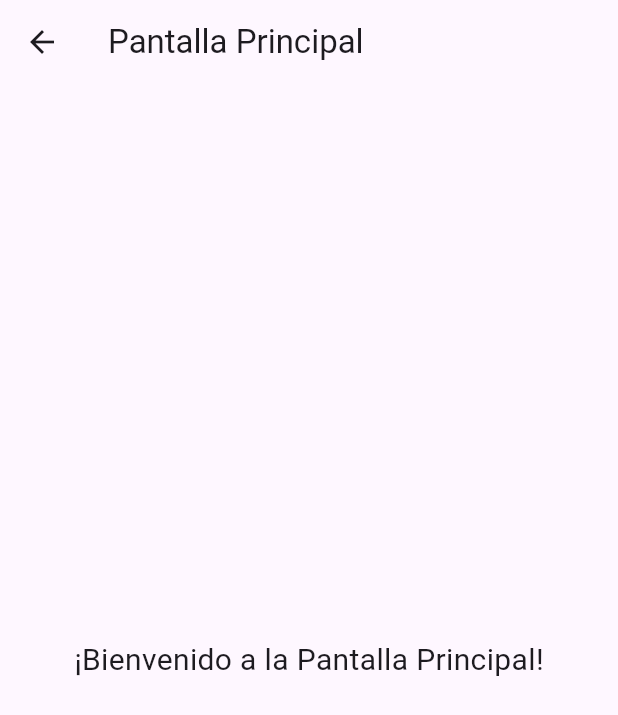
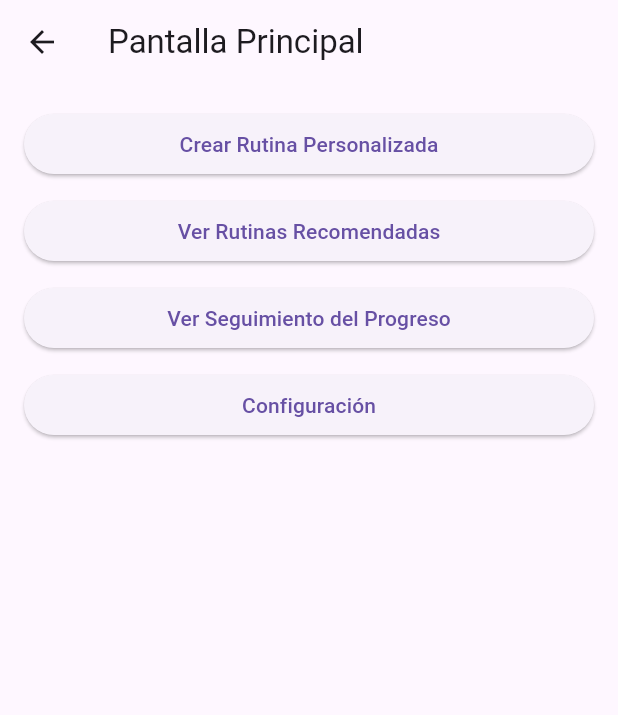
Before and after one commit to pascui1995/Fitnessapp, a Flutter app: the MainScreen screen opened directly, on a phone screen of 412 x 824 dp. Shown: the top 715 px of the screen. Run offline on Flutter 3.47's test engine with Material 3 defaults, Android fonts, the phone set to English and light mode, and no system bars.

Commit message:
Actualización: Pantalla principal conectada a todas las pantallas

```diff
--- a/lib/main_screen.dart
+++ b/lib/main_screen.dart
@@ -1,4 +1,8 @@
 import 'package:flutter/material.dart';
+import 'create_routine_screen.dart';
+import 'recommended_screen.dart';
+import 'progress_screen.dart';
+import 'settings_screen.dart';
 
 class MainScreen extends StatelessWidget {
   @override
@@ -7,10 +11,53 @@ class MainScreen extends StatelessWidget {
       appBar: AppBar(
         title: Text('Pantalla Principal'),
       ),
-      body: Center(
-        child: Text(
-          '¡Bienvenido a la Pantalla Principal!',
-          style: TextStyle(fontSize: 20),
+      body: Padding(
+        padding: const EdgeInsets.all(16.0),
+        child: Column(
+          mainAxisAlignment: MainAxisAlignment.start,
+          crossAxisAlignment: CrossAxisAlignment.stretch,
+          children: [
+            ElevatedButton(
+              onPressed: () {
+                Navigator.push(
+                  context,
+                  MaterialPageRoute(builder: (context) => CreateRoutineScreen()),
+                );
+              },
+              child: Text('Crear Rutina Personalizada'),
+            ),
+            SizedBox(height: 10),
+            ElevatedButton(
+              onPressed: () {
+                Navigator.push(
+                  context,
+                  MaterialPageRoute(
+                      builder: (context) => RecommendedScreen()),
+                );
+              },
+              child: Text('Ver Rutinas Recomendadas'),
+            ),
+            SizedBox(height: 10),
+            ElevatedButton(
+              onPressed: () {
+                Navigator.push(
+                  context,
+                  MaterialPageRoute(builder: (context) => ProgressScreen()),
+                );
+              },
+              child: Text('Ver Seguimiento del Progreso'),
+            ),
+            SizedBox(height: 10),
+            ElevatedButton(
+              onPressed: () {
+                Navigator.push(
+                  context,
+                  MaterialPageRoute(builder: (context) => SettingsScreen()),
+                );
+              },
+              child: Text('Configuración'),
+            ),
+          ],
         ),
       ),
     );
```
